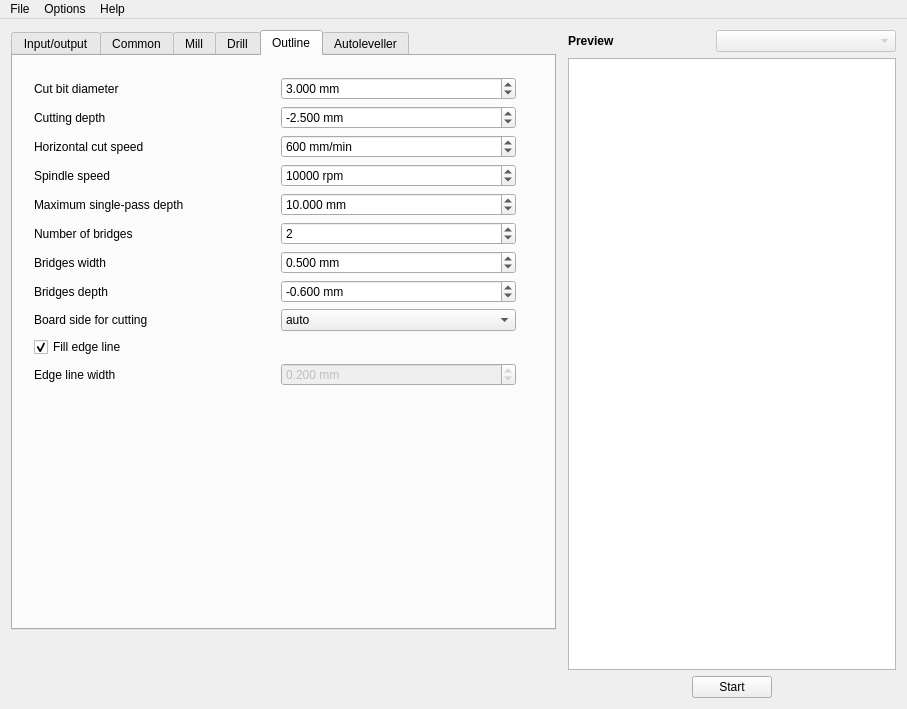
Old version of the form mainwindow.ui in the repository pcb2gcode/pcb2gcodeGUI.
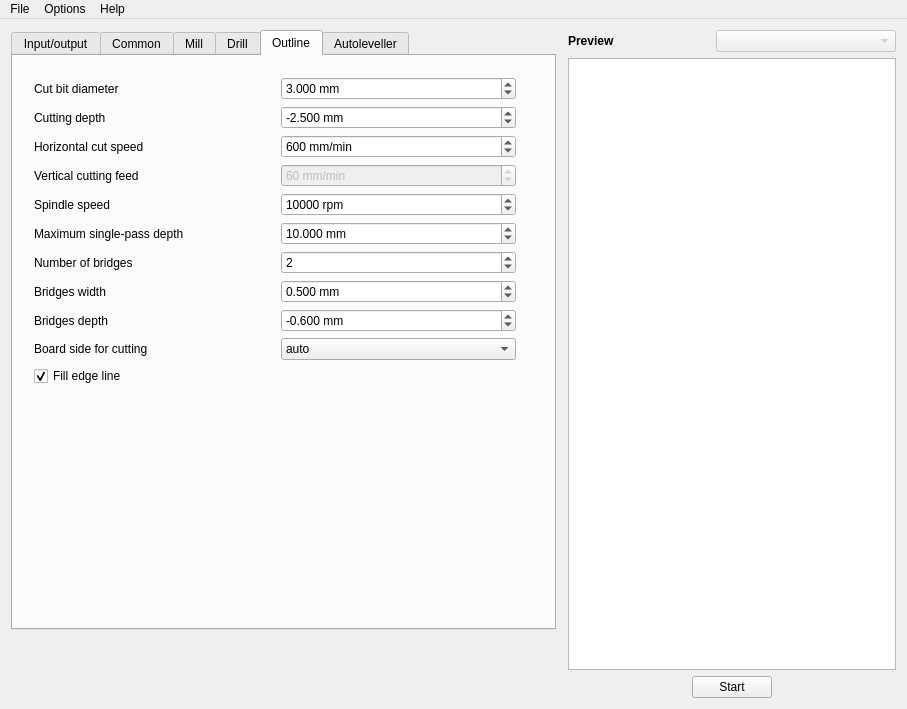
New version of the form. The open tabs and pages were chosen to show the change.

Commit message: reorder items in OutlineTab chronology and change obsoleted --outline-width to --cut-vertfeed

What changed in the file:
```diff
--- a/mainwindow.ui
+++ b/mainwindow.ui
@@ -1296,114 +1296,6 @@
            <property name="verticalSpacing">
             <number>6</number>
            </property>
-           <item row="4" column="1">
-            <widget class="QDoubleSpinBox" name="cutinfeedDoubleSpinBox">
-             <property name="toolTip">
-              <string>&lt;html&gt;&lt;head/&gt;&lt;body&gt;&lt;p&gt;&lt;span style=&quot; font-style:italic;&quot;&gt;--cut-infeed&lt;/span&gt;&lt;/p&gt;&lt;p&gt;Maximum Z distance that is cut away in a single pass (if less then zcut's value, there will be more than one pass)&lt;/p&gt;&lt;/body&gt;&lt;/html&gt;</string>
-             </property>
-             <property name="suffix">
-              <string> mm</string>
-             </property>
-             <property name="decimals">
-              <number>3</number>
-             </property>
-             <property name="maximum">
-              <double>100.000000000000000</double>
-             </property>
-             <property name="singleStep">
-              <double>0.050000000000000</double>
-             </property>
-             <property name="value">
-              <double>10.000000000000000</double>
-             </property>
-            </widget>
-           </item>
-           <item row="6" column="1">
-            <widget class="QDoubleSpinBox" name="bridgesDoubleSpinBox">
-             <property name="toolTip">
-              <string>&lt;html&gt;&lt;head/&gt;&lt;body&gt;&lt;p&gt;&lt;span style=&quot; font-style:italic;&quot;&gt;--bridges&lt;/span&gt;&lt;/p&gt;&lt;p&gt;Add bridges with the given width to the outline cut. --bridgesnum bridges will be created for each outline closed line. This option requires --optimise&lt;/p&gt;&lt;/body&gt;&lt;/html&gt;</string>
-             </property>
-             <property name="suffix">
-              <string> mm</string>
-             </property>
-             <property name="decimals">
-              <number>3</number>
-             </property>
-             <property name="maximum">
-              <double>100.000000000000000</double>
-             </property>
-             <property name="singleStep">
-              <double>0.050000000000000</double>
-             </property>
-             <property name="value">
-              <double>0.500000000000000</double>
-             </property>
-            </widget>
-           </item>
-           <item row="7" column="1">
-            <widget class="QDoubleSpinBox" name="zbridgesDoubleSpinBox">
-             <property name="toolTip">
-              <string>&lt;html&gt;&lt;head/&gt;&lt;body&gt;&lt;p&gt;&lt;span style=&quot; font-style:italic;&quot;&gt;--zbridges&lt;/span&gt;&lt;/p&gt;&lt;p&gt;Bridges height (Z-coordinates while engraving bridges). If you want full-height bridges set this to a value greater than 0&lt;/p&gt;&lt;/body&gt;&lt;/html&gt;</string>
-             </property>
-             <property name="suffix">
-              <string> mm</string>
-             </property>
-             <property name="decimals">
-              <number>3</number>
-             </property>
-             <property name="minimum">
-              <double>-100.000000000000000</double>
-             </property>
-             <property name="maximum">
-              <double>0.000000000000000</double>
-             </property>
-             <property name="singleStep">
-              <double>0.050000000000000</double>
-             </property>
-             <property name="value">
-              <double>-0.600000000000000</double>
-             </property>
-            </widget>
-           </item>
-           <item row="4" column="0">
-            <widget class="QLabel" name="cutinfeedLabel">
-             <property name="toolTip">
-              <string>&lt;html&gt;&lt;head/&gt;&lt;body&gt;&lt;p&gt;&lt;span style=&quot; font-style:italic;&quot;&gt;--cut-infeed&lt;/span&gt;&lt;/p&gt;&lt;p&gt;Maximum Z distance that is cut away in a single pass (if less then zcut's value, there will be more than one pass)&lt;/p&gt;&lt;/body&gt;&lt;/html&gt;</string>
-             </property>
-             <property name="text">
-              <string>Maximum single-pass depth</string>
-             </property>
-             <property name="buddy">
-              <cstring>cutinfeedDoubleSpinBox</cstring>
-             </property>
-            </widget>
-           </item>
-           <item row="7" column="0">
-            <widget class="QLabel" name="zbridgesLabel">
-             <property name="toolTip">
-              <string>&lt;html&gt;&lt;head/&gt;&lt;body&gt;&lt;p&gt;&lt;span style=&quot; font-style:italic;&quot;&gt;--zbridges&lt;/span&gt;&lt;/p&gt;&lt;p&gt;Bridges height (Z-coordinates while engraving bridges). If you want full-height bridges set this to a value greater than 0&lt;/p&gt;&lt;/body&gt;&lt;/html&gt;</string>
-             </property>
-             <property name="text">
-              <string>Bridges depth</string>
-             </property>
-             <property name="buddy">
-              <cstring>zbridgesDoubleSpinBox</cstring>
-             </property>
-            </widget>
-           </item>
-           <item row="6" column="0">
-            <widget class="QLabel" name="bridgesLabel">
-             <property name="toolTip">
-              <string>&lt;html&gt;&lt;head/&gt;&lt;body&gt;&lt;p&gt;&lt;span style=&quot; font-style:italic;&quot;&gt;--bridges&lt;/span&gt;&lt;/p&gt;&lt;p&gt;Add bridges with the given width to the outline cut. --bridgesnum bridges will be created for each outline closed line. This option requires --optimise&lt;/p&gt;&lt;/body&gt;&lt;/html&gt;</string>
-             </property>
-             <property name="text">
-              <string>Bridges width</string>
-             </property>
-             <property name="buddy">
-              <cstring>bridgesDoubleSpinBox</cstring>
-             </property>
-            </widget>
-           </item>
            <item row="0" column="0">
             <widget class="QLabel" name="cutterdiameterLabel">
              <property name="toolTip">
@@ -1417,32 +1309,6 @@
              </property>
             </widget>
            </item>
-           <item row="3" column="0">
-            <widget class="QLabel" name="cutspeedLabel">
-             <property name="toolTip">
-              <string>&lt;html&gt;&lt;head/&gt;&lt;body&gt;&lt;p&gt;&lt;span style=&quot; font-style:italic;&quot;&gt;--cut-speed&lt;/span&gt;&lt;/p&gt;&lt;p&gt;Spindle speed during outline cutting (rounds per minute)&lt;/p&gt;&lt;/body&gt;&lt;/html&gt;</string>
-             </property>
-             <property name="text">
-              <string>Spindle speed</string>
-             </property>
-             <property name="buddy">
-              <cstring>cutspeedSpinBox</cstring>
-             </property>
-            </widget>
-           </item>
-           <item row="2" column="0">
-            <widget class="QLabel" name="cutfeedLabel">
-             <property name="toolTip">
-              <string>&lt;html&gt;&lt;head/&gt;&lt;body&gt;&lt;p&gt;&lt;span style=&quot; font-style:italic;&quot;&gt;--cut-feed&lt;/span&gt;&lt;/p&gt;&lt;p&gt;Feed rate at which outline cutting takes place (horizontal speed)&lt;/p&gt;&lt;/body&gt;&lt;/html&gt;</string>
-             </property>
-             <property name="text">
-              <string>Horizontal cut speed</string>
-             </property>
-             <property name="buddy">
-              <cstring>cutfeedSpinBox</cstring>
-             </property>
-            </widget>
-           </item>
            <item row="0" column="1">
             <widget class="QDoubleSpinBox" name="cutterdiameterDoubleSpinBox">
              <property name="toolTip">
@@ -1465,31 +1331,6 @@
              </property>
             </widget>
            </item>
-           <item row="1" column="1">
-            <widget class="QDoubleSpinBox" name="zcutDoubleSpinBox">
-             <property name="toolTip">
-              <string>&lt;html&gt;&lt;head/&gt;&lt;body&gt;&lt;p&gt;&lt;span style=&quot; font-style:italic;&quot;&gt;--zcut&lt;/span&gt;&lt;/p&gt;&lt;p&gt;Z-coordinate indicating where the outline cutting ends&lt;/p&gt;&lt;/body&gt;&lt;/html&gt;</string>
-             </property>
-             <property name="suffix">
-              <string> mm</string>
-             </property>
-             <property name="decimals">
-              <number>3</number>
-             </property>
-             <property name="minimum">
-              <double>-1000.000000000000000</double>
-             </property>
-             <property name="maximum">
-              <double>0.000000000000000</double>
-             </property>
-             <property name="singleStep">
-              <double>0.050000000000000</double>
-             </property>
-             <property name="value">
-              <double>-2.500000000000000</double>
-             </property>
-            </widget>
-           </item>
            <item row="1" column="0">
             <widget class="QLabel" name="zcutLabel">
              <property name="toolTip">
@@ -1503,16 +1344,41 @@
              </property>
             </widget>
            </item>
-           <item row="9" column="0">
-            <widget class="QCheckBox" name="filloutlineCheckBox">
+           <item row="1" column="1">
+            <widget class="QDoubleSpinBox" name="zcutDoubleSpinBox">
              <property name="toolTip">
-              <string>&lt;html&gt;&lt;head/&gt;&lt;body&gt;&lt;p&gt;&lt;span style=&quot; font-style:italic;&quot;&gt;--fill-outline&lt;/span&gt;&lt;/p&gt;&lt;p&gt;If fill-outline is given, it is assumed that the outline file contains not a polygon but a closed chain of lines. The board will be cut along the centres of these lines&lt;/p&gt;&lt;/body&gt;&lt;/html&gt;</string>
+              <string>&lt;html&gt;&lt;head/&gt;&lt;body&gt;&lt;p&gt;&lt;span style=&quot; font-style:italic;&quot;&gt;--zcut&lt;/span&gt;&lt;/p&gt;&lt;p&gt;Z-coordinate indicating where the outline cutting ends&lt;/p&gt;&lt;/body&gt;&lt;/html&gt;</string>
+             </property>
+             <property name="suffix">
+              <string> mm</string>
+             </property>
+             <property name="decimals">
+              <number>3</number>
+             </property>
+             <property name="minimum">
+              <double>-1000.000000000000000</double>
+             </property>
+             <property name="maximum">
+              <double>0.000000000000000</double>
+             </property>
+             <property name="singleStep">
+              <double>0.050000000000000</double>
+             </property>
+             <property name="value">
+              <double>-2.500000000000000</double>
+             </property>
+            </widget>
+           </item>
+           <item row="2" column="0">
+            <widget class="QLabel" name="cutfeedLabel">
+             <property name="toolTip">
+              <string>&lt;html&gt;&lt;head/&gt;&lt;body&gt;&lt;p&gt;&lt;span style=&quot; font-style:italic;&quot;&gt;--cut-feed&lt;/span&gt;&lt;/p&gt;&lt;p&gt;Feed rate at which outline cutting takes place (horizontal speed)&lt;/p&gt;&lt;/body&gt;&lt;/html&gt;</string>
              </property>
              <property name="text">
-              <string>Fill edge line</string>
+              <string>Horizontal cut speed</string>
              </property>
-             <property name="checked">
-              <bool>true</bool>
+             <property name="buddy">
+              <cstring>cutfeedSpinBox</cstring>
              </property>
             </widget>
            </item>
@@ -1535,7 +1401,52 @@
              </property>
             </widget>
            </item>
+           <item row="3" column="0">
+            <widget class="QLabel" name="cutvertfeedLabel">
+             <property name="toolTip">
+              <string>&lt;html&gt;&lt;head/&gt;&lt;body&gt;&lt;p&gt;&lt;span style=&quot; font-style:italic;&quot;&gt;--cut-vertfeed&lt;/span&gt;&lt;/p&gt;&lt;p&gt;PCB vertical cutting feed (if fill-outline is given)&lt;/p&gt;&lt;/body&gt;&lt;/html&gt;</string>
+             </property>
+             <property name="text">
+              <string>Vertical cutting feed</string>
+             </property>
+            </widget>
+           </item>
            <item row="3" column="1">
+            <widget class="QSpinBox" name="cutvertfeedSpinBox">
+             <property name="enabled">
+              <bool>false</bool>
+             </property>
+             <property name="toolTip">
+              <string>&lt;html&gt;&lt;head/&gt;&lt;body&gt;&lt;p&gt;&lt;span style=&quot; font-style:italic;&quot;&gt;--cut-vertfeed&lt;/span&gt;&lt;/p&gt;&lt;p&gt;PCB vertical cutting feed (if fill-outline is given)&lt;/p&gt;&lt;/body&gt;&lt;/html&gt;</string>
+             </property>
+             <property name="suffix">
+              <string> mm/min</string>
+             </property>
+             <property name="maximum">
+              <number>10000</number>
+             </property>
+             <property name="singleStep">
+              <number>10</number>
+             </property>
+             <property name="value">
+              <number>60</number>
+             </property>
+            </widget>
+           </item>
+           <item row="4" column="0">
+            <widget class="QLabel" name="cutspeedLabel">
+             <property name="toolTip">
+              <string>&lt;html&gt;&lt;head/&gt;&lt;body&gt;&lt;p&gt;&lt;span style=&quot; font-style:italic;&quot;&gt;--cut-speed&lt;/span&gt;&lt;/p&gt;&lt;p&gt;Spindle speed during outline cutting (rounds per minute)&lt;/p&gt;&lt;/body&gt;&lt;/html&gt;</string>
+             </property>
+             <property name="text">
+              <string>Spindle speed</string>
+             </property>
+             <property name="buddy">
+              <cstring>cutspeedSpinBox</cstring>
+             </property>
+            </widget>
+           </item>
+           <item row="4" column="1">
             <widget class="QSpinBox" name="cutspeedSpinBox">
              <property name="toolTip">
               <string>&lt;html&gt;&lt;head/&gt;&lt;body&gt;&lt;p&gt;&lt;span style=&quot; font-style:italic;&quot;&gt;--cut-speed&lt;/span&gt;&lt;/p&gt;&lt;p&gt;Spindle speed during outline cutting (rounds per minute)&lt;/p&gt;&lt;/body&gt;&lt;/html&gt;</string>
@@ -1554,42 +1465,42 @@
              </property>
             </widget>
            </item>
-           <item row="8" column="1">
-            <widget class="QComboBox" name="cutsideComboBox">
-             <property name="toolTip">
-              <string>&lt;html&gt;&lt;head/&gt;&lt;body&gt;&lt;p&gt;&lt;span style=&quot; font-style:italic;&quot;&gt;--cut-side&lt;/span&gt;&lt;/p&gt;&lt;p&gt;choose the cut side. Valid choices are front, back or auto (default). In auto mode the cut side is automatically chosen (always front unless only the back side is specified)&lt;/p&gt;&lt;/body&gt;&lt;/html&gt;</string>
-             </property>
-             <item>
-              <property name="text">
-               <string>auto</string>
-              </property>
-             </item>
-             <item>
-              <property name="text">
-               <string>front</string>
-              </property>
-             </item>
-             <item>
-              <property name="text">
-               <string>back</string>
-              </property>
-             </item>
-            </widget>
-           </item>
-           <item row="8" column="0">
-            <widget class="QLabel" name="cutsideLabel">
-             <property name="toolTip">
-              <string>&lt;html&gt;&lt;head/&gt;&lt;body&gt;&lt;p&gt;&lt;span style=&quot; font-style:italic;&quot;&gt;--cut-side&lt;/span&gt;&lt;/p&gt;&lt;p&gt;choose the cut side. Valid choices are front, back or auto (default). In auto mode the cut side is automatically chosen (always front unless only the back side is specified)&lt;/p&gt;&lt;/body&gt;&lt;/html&gt;</string>
-             </property>
-             <property name="text">
-              <string>Board side for cutting</string>
-             </property>
-             <property name="buddy">
-              <cstring>cutsideComboBox</cstring>
-             </property>
-            </widget>
-           </item>
            <item row="5" column="0">
+            <widget class="QLabel" name="cutinfeedLabel">
+             <property name="toolTip">
+              <string>&lt;html&gt;&lt;head/&gt;&lt;body&gt;&lt;p&gt;&lt;span style=&quot; font-style:italic;&quot;&gt;--cut-infeed&lt;/span&gt;&lt;/p&gt;&lt;p&gt;Maximum Z distance that is cut away in a single pass (if less then zcut's value, there will be more than one pass)&lt;/p&gt;&lt;/body&gt;&lt;/html&gt;</string>
+             </property>
+             <property name="text">
+              <string>Maximum single-pass depth</string>
+             </property>
+             <property name="buddy">
+              <cstring>cutinfeedDoubleSpinBox</cstring>
+             </property>
+            </widget>
+           </item>
+           <item row="5" column="1">
+            <widget class="QDoubleSpinBox" name="cutinfeedDoubleSpinBox">
+             <property name="toolTip">
+              <string>&lt;html&gt;&lt;head/&gt;&lt;body&gt;&lt;p&gt;&lt;span style=&quot; font-style:italic;&quot;&gt;--cut-infeed&lt;/span&gt;&lt;/p&gt;&lt;p&gt;Maximum Z distance that is cut away in a single pass (if less then zcut's value, there will be more than one pass)&lt;/p&gt;&lt;/body&gt;&lt;/html&gt;</string>
+             </property>
+             <property name="suffix">
+              <string> mm</string>
+             </property>
+             <property name="decimals">
+              <number>3</number>
+             </property>
+             <property name="maximum">
+              <double>100.000000000000000</double>
+             </property>
+             <property name="singleStep">
+              <double>0.050000000000000</double>
+             </property>
+             <property name="value">
+              <double>10.000000000000000</double>
+             </property>
+            </widget>
+           </item>
+           <item row="6" column="0">
             <widget class="QLabel" name="bridgesnumLabel">
              <property name="toolTip">
               <string>&lt;html&gt;&lt;head/&gt;&lt;body&gt;&lt;p&gt;&lt;span style=&quot; font-style:italic;&quot;&gt;--bridgesnum&lt;/span&gt;&lt;/p&gt;&lt;p&gt;Sets the numer of bridges to be created (--bridgesnum bridges for each closed line)&lt;/p&gt;&lt;/body&gt;&lt;/html&gt;</string>
@@ -1599,7 +1510,7 @@
              </property>
             </widget>
            </item>
-           <item row="5" column="1">
+           <item row="6" column="1">
             <widget class="QSpinBox" name="bridgesnumSpinBox">
              <property name="toolTip">
               <string>&lt;html&gt;&lt;head/&gt;&lt;body&gt;&lt;p&gt;&lt;span style=&quot; font-style:italic;&quot;&gt;--bridgesnum&lt;/span&gt;&lt;/p&gt;&lt;p&gt;Sets the numer of bridges to be created (--bridgesnum bridges for each closed line)&lt;/p&gt;&lt;/body&gt;&lt;/html&gt;</string>
@@ -1615,23 +1526,23 @@
              </property>
             </widget>
            </item>
-           <item row="10" column="0">
-            <widget class="QLabel" name="outlinewidthLabel">
+           <item row="7" column="0">
+            <widget class="QLabel" name="bridgesLabel">
              <property name="toolTip">
-              <string>&lt;html&gt;&lt;head/&gt;&lt;body&gt;&lt;p&gt;&lt;span style=&quot; font-style:italic;&quot;&gt;--outline-width&lt;/span&gt;&lt;/p&gt;&lt;p&gt;Thickness of the lines that form the outline (if fill-outline is given)&lt;/p&gt;&lt;/body&gt;&lt;/html&gt;</string>
+              <string>&lt;html&gt;&lt;head/&gt;&lt;body&gt;&lt;p&gt;&lt;span style=&quot; font-style:italic;&quot;&gt;--bridges&lt;/span&gt;&lt;/p&gt;&lt;p&gt;Add bridges with the given width to the outline cut. --bridgesnum bridges will be created for each outline closed line. This option requires --optimise&lt;/p&gt;&lt;/body&gt;&lt;/html&gt;</string>
              </property>
              <property name="text">
-              <string>Edge line width</string>
+              <string>Bridges width</string>
+             </property>
+             <property name="buddy">
+              <cstring>bridgesDoubleSpinBox</cstring>
              </property>
             </widget>
            </item>
-           <item row="10" column="1">
-            <widget class="QDoubleSpinBox" name="outlinewidthDoubleSpinBox">
-             <property name="enabled">
-              <bool>false</bool>
-             </property>
+           <item row="7" column="1">
+            <widget class="QDoubleSpinBox" name="bridgesDoubleSpinBox">
              <property name="toolTip">
-              <string>&lt;html&gt;&lt;head/&gt;&lt;body&gt;&lt;p&gt;&lt;span style=&quot; font-style:italic;&quot;&gt;--outline-width&lt;/span&gt;&lt;/p&gt;&lt;p&gt;Thickness of the lines that form the outline (if fill-outline is given)&lt;/p&gt;&lt;/body&gt;&lt;/html&gt;</string>
+              <string>&lt;html&gt;&lt;head/&gt;&lt;body&gt;&lt;p&gt;&lt;span style=&quot; font-style:italic;&quot;&gt;--bridges&lt;/span&gt;&lt;/p&gt;&lt;p&gt;Add bridges with the given width to the outline cut. --bridgesnum bridges will be created for each outline closed line. This option requires --optimise&lt;/p&gt;&lt;/body&gt;&lt;/html&gt;</string>
              </property>
              <property name="suffix">
               <string> mm</string>
@@ -1646,7 +1557,93 @@
               <double>0.050000000000000</double>
              </property>
              <property name="value">
-              <double>0.200000000000000</double>
+              <double>0.500000000000000</double>
+             </property>
+            </widget>
+           </item>
+           <item row="8" column="0">
+            <widget class="QLabel" name="zbridgesLabel">
+             <property name="toolTip">
+              <string>&lt;html&gt;&lt;head/&gt;&lt;body&gt;&lt;p&gt;&lt;span style=&quot; font-style:italic;&quot;&gt;--zbridges&lt;/span&gt;&lt;/p&gt;&lt;p&gt;Bridges height (Z-coordinates while engraving bridges). If you want full-height bridges set this to a value greater than 0&lt;/p&gt;&lt;/body&gt;&lt;/html&gt;</string>
+             </property>
+             <property name="text">
+              <string>Bridges depth</string>
+             </property>
+             <property name="buddy">
+              <cstring>zbridgesDoubleSpinBox</cstring>
+             </property>
+            </widget>
+           </item>
+           <item row="8" column="1">
+            <widget class="QDoubleSpinBox" name="zbridgesDoubleSpinBox">
+             <property name="toolTip">
+              <string>&lt;html&gt;&lt;head/&gt;&lt;body&gt;&lt;p&gt;&lt;span style=&quot; font-style:italic;&quot;&gt;--zbridges&lt;/span&gt;&lt;/p&gt;&lt;p&gt;Bridges height (Z-coordinates while engraving bridges). If you want full-height bridges set this to a value greater than 0&lt;/p&gt;&lt;/body&gt;&lt;/html&gt;</string>
+             </property>
+             <property name="suffix">
+              <string> mm</string>
+             </property>
+             <property name="decimals">
+              <number>3</number>
+             </property>
+             <property name="minimum">
+              <double>-100.000000000000000</double>
+             </property>
+             <property name="maximum">
+              <double>0.000000000000000</double>
+             </property>
+             <property name="singleStep">
+              <double>0.050000000000000</double>
+             </property>
+             <property name="value">
+              <double>-0.600000000000000</double>
+             </property>
+            </widget>
+           </item>
+           <item row="9" column="0">
+            <widget class="QLabel" name="cutsideLabel">
+             <property name="toolTip">
+              <string>&lt;html&gt;&lt;head/&gt;&lt;body&gt;&lt;p&gt;&lt;span style=&quot; font-style:italic;&quot;&gt;--cut-side&lt;/span&gt;&lt;/p&gt;&lt;p&gt;choose the cut side. Valid choices are front, back or auto (default). In auto mode the cut side is automatically chosen (always front unless only the back side is specified)&lt;/p&gt;&lt;/body&gt;&lt;/html&gt;</string>
+             </property>
+             <property name="text">
+              <string>Board side for cutting</string>
+             </property>
+             <property name="buddy">
+              <cstring>cutsideComboBox</cstring>
+             </property>
+            </widget>
+           </item>
+           <item row="9" column="1">
+            <widget class="QComboBox" name="cutsideComboBox">
+             <property name="toolTip">
+              <string>&lt;html&gt;&lt;head/&gt;&lt;body&gt;&lt;p&gt;&lt;span style=&quot; font-style:italic;&quot;&gt;--cut-side&lt;/span&gt;&lt;/p&gt;&lt;p&gt;choose the cut side. Valid choices are front, back or auto (default). In auto mode the cut side is automatically chosen (always front unless only the back side is specified)&lt;/p&gt;&lt;/body&gt;&lt;/html&gt;</string>
+             </property>
+             <item>
+              <property name="text">
+               <string>auto</string>
+              </property>
+             </item>
+             <item>
+              <property name="text">
+               <string>front</string>
+              </property>
+             </item>
+             <item>
+              <property name="text">
+               <string>back</string>
+              </property>
+             </item>
+            </widget>
+           </item>
+           <item row="10" column="0" colspan="2">
+            <widget class="QCheckBox" name="filloutlineCheckBox">
+             <property name="toolTip">
+              <string>&lt;html&gt;&lt;head/&gt;&lt;body&gt;&lt;p&gt;&lt;span style=&quot; font-style:italic;&quot;&gt;--fill-outline&lt;/span&gt;&lt;/p&gt;&lt;p&gt;If fill-outline is given, it is assumed that the outline file contains not a polygon but a closed chain of lines. The board will be cut along the centres of these lines&lt;/p&gt;&lt;/body&gt;&lt;/html&gt;</string>
+             </property>
+             <property name="text">
+              <string>Fill edge line</string>
+             </property>
+             <property name="checked">
+              <bool>true</bool>
              </property>
             </widget>
            </item>
```
The commit also changes 2 other files.
